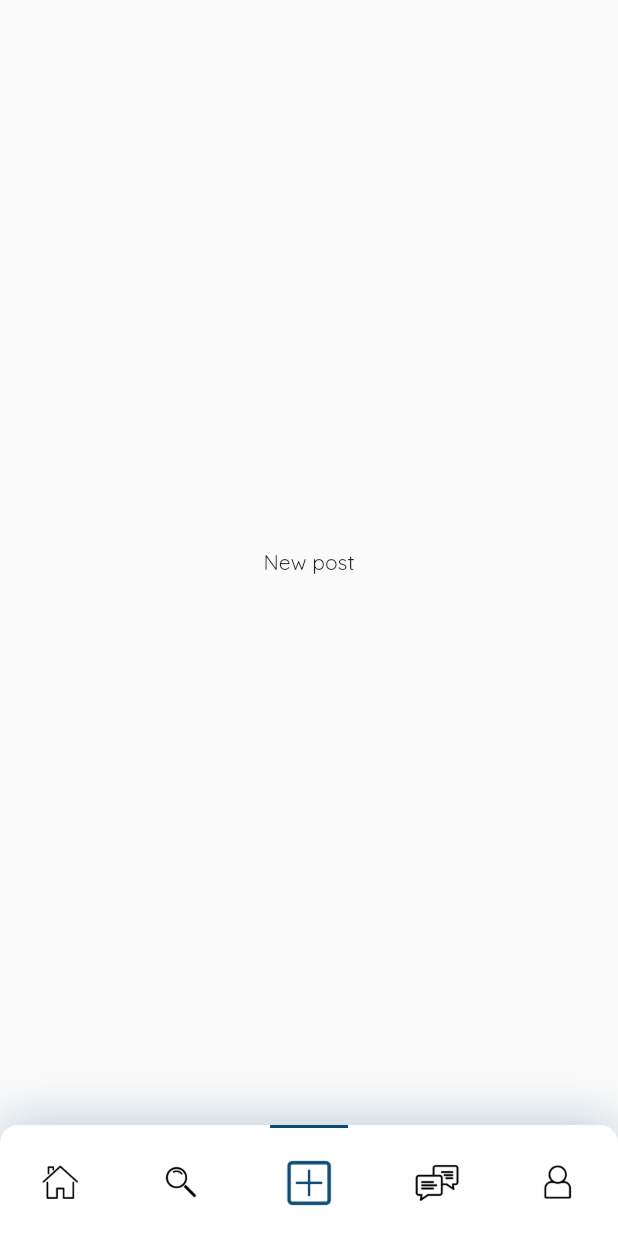
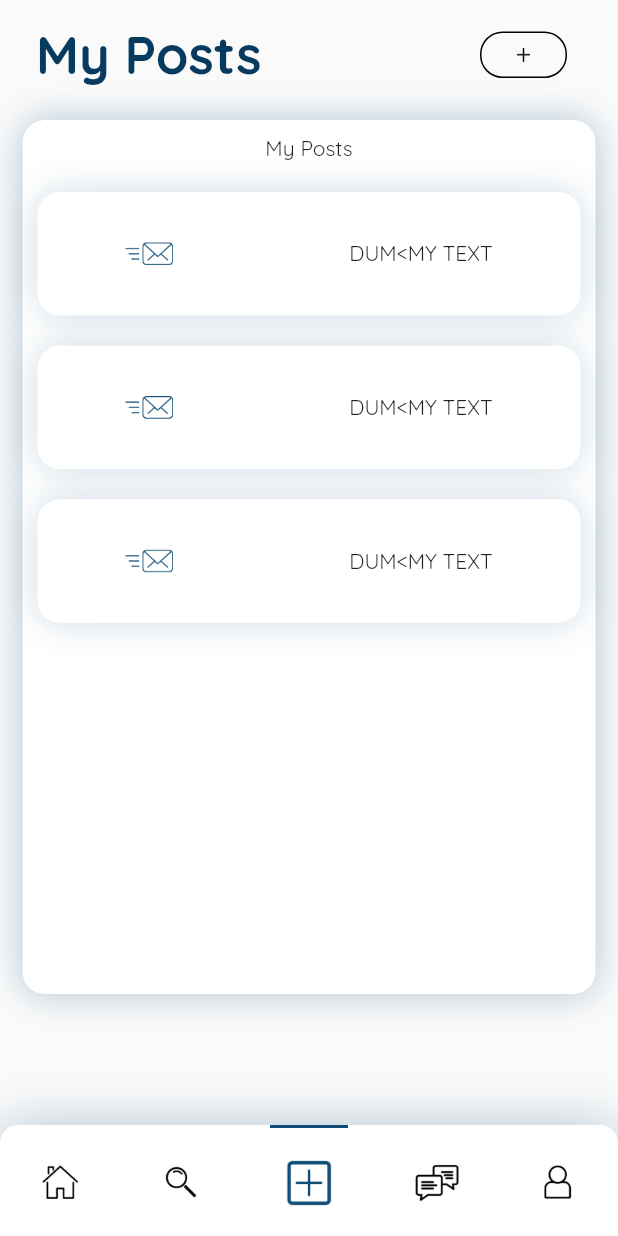
Before and after one commit to l-thatcher/Biblio, a Flutter app: the screen it shows once a user with an empty profile is signed in, item 3 of the bottom bar chosen, on a phone screen of 412 x 824 dp. Run offline on Flutter 3.47's test engine with Material 2 defaults, Android fonts, the phone set to English and light mode, and no system bars; our stand-ins replace cloud_firestore, firebase_auth, firebase_core, flutter_keyboard_visibility, google_fonts, google_sign_in; missing offline and left inert: flutter_facebook_auth, twitter_login; accounts and stored records are empty; generated files the repository leaves out were written again.

Commit message:
more posts front end work and work on new post flow

```diff
--- a/lib/l10n/app_en.arb
+++ b/lib/l10n/app_en.arb
@@ -97,5 +97,17 @@
   "messagesTitle": "Messages",
   "@messagesTitle": {
     "description": "title text for messaging page"
+  },
+  "listingsTitle": "My Posts",
+  "@listingsTitle": {
+    "description": "title text for my listings page"
+  },
+  "searchSubTitle": "Search history",
+  "@searchSubTitle": {
+    "description": "subtitle text for search page"
+  },
+  "listingsSubTitle": "My Posts",
+  "@listingsSubTitle": {
+    "description": "subtitle text for my listings page"
   }
 }
--- a/lib/screens/home_screen.dart
+++ b/lib/screens/home_screen.dart
@@ -4,7 +4,8 @@ import 'package:biblio_files/screens/pages/home_page.dart';
 import 'package:biblio_files/screens/pages/messages_page.dart';
 import 'package:biblio_files/screens/pages/profile_page.dart';
 import 'package:biblio_files/screens/pages/search_page.dart';
-import 'package:biblio_files/screens/pages/new_post_page.dart';
+import 'package:biblio_files/screens/new_post_page.dart';
+import 'package:biblio_files/screens/pages/user_listings_page.dart';
 import 'package:biblio_files/widgets/bottom_navbar.dart';
 import 'package:flutter/cupertino.dart';
 import 'package:flutter/material.dart';
@@ -66,7 +67,7 @@ class _HomeScreen extends State<HomeScreen> {
                   children: [
                     Homepage(),
                     Searchpage(),
-                    Postpage(),
+                    UserListingsPage(),
                     Messagespage(),
                     Profilepage()
                   ],
@@ -78,7 +79,7 @@ class _HomeScreen extends State<HomeScreen> {
                   selectedTab: selectedPage,
                   changePage: (num) {
                     _tabPageController.animateToPage(num,
-                        duration: Duration(milliseconds: 700),
+                        duration: Duration(milliseconds: 300),
                         curve: Curves.easeInOutQuart);
                   },
                 ),
--- a/lib/screens/pages/new_post_page.dart
+++ /dev/null
@@ -1,14 +0,0 @@
-import 'package:flutter/material.dart';
-import 'package:flutter/cupertino.dart';
-class Postpage extends StatelessWidget {
-  const Postpage({Key? key}) : super(key: key);
-
-  @override
-  Widget build(BuildContext context) {
-    return Container(
-      child: Center(
-        child: Text("New post"),
-      ),
-    );
-  }
-}
--- a/lib/screens/pages/search_page.dart
+++ b/lib/screens/pages/search_page.dart
@@ -68,7 +68,7 @@ class Searchpage extends StatelessWidget {
                               top: 10,
                               bottom: 10,
                             ),
-                            child: Text("Search history")
+                            child: Text(AppLocalizations.of(context)!.searchSubTitle)
                         ),
                         Expanded(
                           child: ListView(
--- /dev/null
+++ b/lib/screens/pages/user_listings_page.dart
@@ -0,0 +1,106 @@
+import 'package:biblio_files/screens/new_post_page.dart';
+import 'package:biblio_files/widgets/custom_image_button.dart';
+import 'package:biblio_files/widgets/custom_input_field.dart';
+import 'package:biblio_files/widgets/postListPreview.dart';
+import 'package:flutter/cupertino.dart';
+import 'package:flutter/material.dart';
+import 'package:flutter_gen/gen_l10n/app_localizations.dart';
+import 'package:biblio_files/Styles/constants.dart';
+
+
+
+class UserListingsPage extends StatelessWidget {
+  const UserListingsPage({Key? key}) : super(key: key);
+
+  @override
+  Widget build(BuildContext context) {
+    return SingleChildScrollView(
+      physics: NeverScrollableScrollPhysics(),
+      child: SafeArea(
+        child: Stack(
+          children: [
+            Container(
+              padding: const EdgeInsets.only(
+                top: 5,
+                left: 24,
+                right: 24,
+                bottom: 24,
+              ),
+              child: Row(
+                mainAxisAlignment: MainAxisAlignment.spaceBetween,
+                children: [
+                  Text(AppLocalizations.of(context)!.listingsTitle, style: constants.titleText,),
+                  GestureDetector(
+                    onTap: (){
+                      Navigator.push(context,
+                        MaterialPageRoute(
+                          builder: (context) => NewPostpage(),
+                        ),
+                      );
+                    },
+                    child: Container(
+                      height: 63,
+                        child: CustomImageButton(image: 'lib/assets/plusIcon.png', outlined: true,)),
+                  ),
+                ],
+              ),
+            ),
+            Container(
+              height: MediaQuery.of(context).size.height * 0.78,
+              padding: const EdgeInsets.only(
+                top: 45,
+                left: 15,
+                right: 15,
+              ),
+              margin: const EdgeInsets.only(
+                top: 20,
+              ),
+              child : Column(
+                mainAxisAlignment: MainAxisAlignment.spaceBetween,
+                children: [
+                  Expanded(
+                    child: Container(
+                      margin: EdgeInsets.only(top: 15),
+                      decoration: BoxDecoration(
+                          color: Colors.white,
+                          borderRadius: BorderRadius.circular(15),
+                          boxShadow: [
+                            BoxShadow(
+                              color: Theme.of(context).colorScheme.secondary.withOpacity(0.3),
+                              spreadRadius: 0.05,
+                              blurRadius: 20,
+                            )
+                          ]
+                      ),
+                      child: Column(
+                        mainAxisAlignment: MainAxisAlignment.spaceBetween,
+                        children: [
+                          Container(
+                              padding: const EdgeInsets.only(
+                                top: 10,
+                                bottom: 10,
+                              ),
+                              child: Text(AppLocalizations.of(context)!.listingsSubTitle)
+                          ),
+                          Expanded(
+                            child: ListView(
+                              children: const <Widget>[
+                                PostListPreview(),
+                                PostListPreview(),
+                                PostListPreview(),
+                              ],
+                            ),
+                          ),
+                        ],
+                      ),
+                    ),
+                  ),
+                ],
+              ),
+            ),
+          ],
+        ),
+      ),
+    );
+  }
+}
--- a/lib/screens/post_page.dart
+++ b/lib/screens/post_page.dart
@@ -130,7 +130,7 @@ class _PostPageState extends State<PostPage> {
                                                         borderRadius: BorderRadius.circular(15),
                                                         boxShadow: [
                                                           BoxShadow(
-                                                            color: Theme.of(context).colorScheme.primary.withOpacity(0.25),
+                                                            color: Colors.black.withOpacity(0.25),
                                                             spreadRadius: 0.05,
                                                             blurRadius: 20,
                                                           )
--- a/lib/widgets/image_carousel.dart
+++ b/lib/widgets/image_carousel.dart
@@ -58,7 +58,7 @@ class _ImageCarouselState extends State<ImageCarousel> {
               children: [
                 for(var i = 0; i < widget.imageList!.length; i++)
                   AnimatedContainer(
-                    duration: Duration(milliseconds: 700),
+                    duration: Duration(milliseconds: 300),
                     curve: Curves.easeOutCubic,
                     margin: EdgeInsets.symmetric(
                       horizontal: 5,
--- /dev/null
+++ b/lib/widgets/postListPreview.dart
@@ -0,0 +1,57 @@
+import 'package:biblio_files/screens/edit_post_page.dart';
+import 'package:flutter/cupertino.dart';
+import 'package:flutter/material.dart';
+class PostListPreview extends StatelessWidget {
+  const PostListPreview({Key? key}) : super(key: key);
+
+  @override
+  Widget build(BuildContext context) {
+    return GestureDetector(
+      onTap: (){
+        Navigator.push(context,
+          MaterialPageRoute(
+            builder: (context) => EditPostPage(),
+          ),
+        );
+      },
+      child: Container(
+        padding: EdgeInsets.only(
+            top: 10,
+            bottom: 10,
+        ),
+        margin: EdgeInsets.all(10),
+        height: MediaQuery.of(context).size.height * 0.1,
+        decoration: BoxDecoration(
+            color: Colors.white,
+            borderRadius: BorderRadius.circular(15),
+            boxShadow: [
+              BoxShadow(
+                color: Theme.of(context).colorScheme.secondary.withOpacity(0.2),
+                spreadRadius: 0.05,
+                blurRadius: 20,
+              )
+            ]
+        ),
+        child: Row(
+          mainAxisAlignment: MainAxisAlignment.spaceAround,
+          children: [
+            Container(
+                width: 32,
+                height: 32,
+                child: Image(
+                  image: AssetImage("lib/assets/sendMessage.png"),
+                  fit: BoxFit.contain,
+                  color: Theme.of(context).colorScheme.secondary,
+                )
+            ),
+            Container(
+              child: Text(
+                "DUM<MY TEXT"
+              ),
+            ),
+          ],
+        ),
+      ),
+    );
+  }
+}
```
Also changed, not shown: lib/screens/edit_post_page.dart (added, +20 -0 lines), lib/screens/new_post_page.dart (added, +188 -0 lines), lib/widgets/uploadImage.dart (added, +20 -0 lines), lib/assets/deletePost.png (added), lib/assets/editPost.png (added), lib/assets/plusIcon.png (added).
